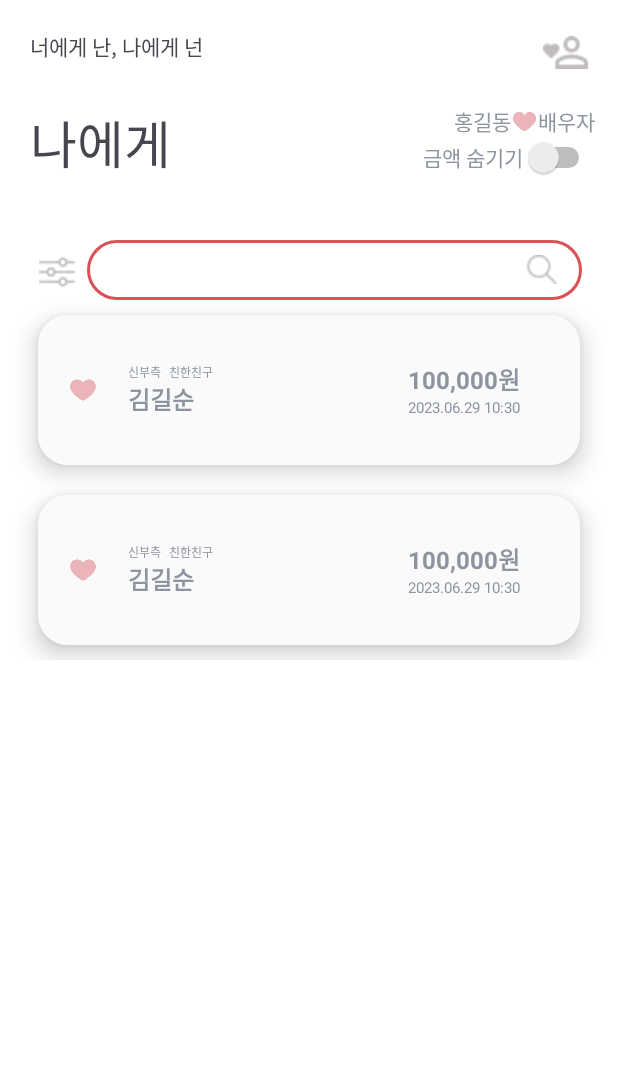
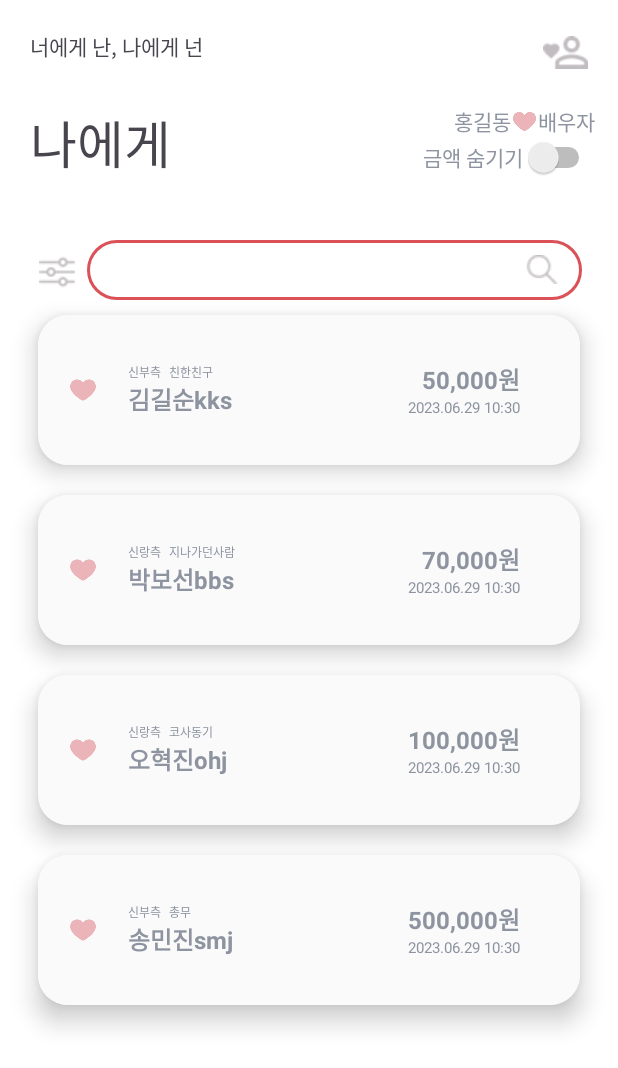
Before and after one commit to festal-kestrel/wedding-book-keeper-android, an Android app: the CoupleMainActivity screen opened directly, with no data from a screen before it, on a phone screen of 412 x 824 dp. Shown: the top 1068 px of the screen. Run offline under Robolectric (Android 15) with nearby library versions, the phone set to English and light mode, and no system bars; our stand-ins replace data binding.

Commit message:
feat : 신랑신부 메인 검색 기능

```diff
--- a/app/src/main/java/com/example/wedding_book_keeper/presentation/view/donation/couple/CoupleMainActivity.kt
+++ b/app/src/main/java/com/example/wedding_book_keeper/presentation/view/donation/couple/CoupleMainActivity.kt
@@ -3,6 +3,8 @@ package com.example.wedding_book_keeper.presentation.view.donation.couple
 import android.content.Intent
 import android.os.Build
 import android.os.Bundle
+import android.text.Editable
+import android.text.TextWatcher
 import androidx.annotation.RequiresApi
 import androidx.recyclerview.widget.LinearLayoutManager
 import com.example.wedding_book_keeper.R
@@ -28,28 +30,45 @@ class CoupleMainActivity : BaseActivity<ActivityCoupleMainBinding>(R.layout.acti
     private fun initView() {
         val guestList = mutableListOf<GuestDonationInfo>()
 
+        val adapter = CoupleMainDonationAdapter(guestList)
         binding.rvGuestListByCouple.layoutManager =
             LinearLayoutManager(this, LinearLayoutManager.VERTICAL, false)
         binding.rvGuestListByCouple.setHasFixedSize(true)
-        binding.rvGuestListByCouple.adapter = CoupleMainDonationAdapter(guestList)
+        binding.rvGuestListByCouple.adapter = adapter
 
         // 샘플 데이터
         val newDonations = mutableListOf(
             GuestDonationInfo(
                 "신부측",
                 "친한친구",
-                "김길순",
+                "김길순kks",
+                50000,
+                LocalDateTime.now().format(DateTimeFormatter.ofPattern("yyyy.MM.dd HH:mm"))
+            ),
+            GuestDonationInfo(
+                "신랑측",
+                "지나가던사람",
+                "박보선bbs",
+                70000,
+                LocalDateTime.now().format(DateTimeFormatter.ofPattern("yyyy.MM.dd HH:mm"))
+            ),
+            GuestDonationInfo(
+                "신랑측",
+                "코사동기",
+                "오혁진ohj",
                 100000,
                 LocalDateTime.now().format(DateTimeFormatter.ofPattern("yyyy.MM.dd HH:mm"))
             ),
             GuestDonationInfo(
                 "신부측",
-                "친한친구",
-                "김길순",
-                100000,
+                "총무",
+                "송민진smj",
+                500000,
                 LocalDateTime.now().format(DateTimeFormatter.ofPattern("yyyy.MM.dd HH:mm"))
             )
         )
+
+        adapter.setItems(newDonations)
 
         CoupleMainDonationAdapter(guestList).setItems(newDonations)
 
@@ -57,8 +76,20 @@ class CoupleMainActivity : BaseActivity<ActivityCoupleMainBinding>(R.layout.acti
             /**
              * 스위치 금액 숨기기 이벤트 처리
              */
+
+
         }
+        binding.editText.addTextChangedListener(object : TextWatcher {
+            override fun afterTextChanged(s: Editable?) {
+                (binding.rvGuestListByCouple.adapter as CoupleMainDonationAdapter).filter(s.toString())
+            }
 
+            override fun beforeTextChanged(s: CharSequence?, start: Int, count: Int, after: Int) {
+            }
+
+            override fun onTextChanged(s: CharSequence?, start: Int, before: Int, count: Int) {
+            }
+        })
         binding.btnSide.setOnClickListener {
             fun onClick(l: Long) {
             }
--- a/app/src/main/java/com/example/wedding_book_keeper/presentation/view/donation/couple/CoupleMainDonationAdapter.kt
+++ b/app/src/main/java/com/example/wedding_book_keeper/presentation/view/donation/couple/CoupleMainDonationAdapter.kt
@@ -6,27 +6,32 @@ import android.view.ViewGroup
 import android.widget.TextView
 import androidx.recyclerview.widget.RecyclerView
 import com.example.wedding_book_keeper.R
+import com.example.wedding_book_keeper.presentation.view.donation.guest.GuestWeddingInfo
 
-class CoupleMainDonationAdapter(val guestList: MutableList<GuestDonationInfo>) :
+class CoupleMainDonationAdapter(var guestList: MutableList<GuestDonationInfo>) :
     RecyclerView.Adapter<CoupleMainDonationAdapter.CustomViewHolder>() {
+    private var filteredGuestList: MutableList<GuestDonationInfo> = guestList
+
     override fun onCreateViewHolder(parent: ViewGroup, viewType: Int): CustomViewHolder {
         val view =
             LayoutInflater.from(parent.context).inflate(R.layout.main_item_couple, parent, false)
         return CustomViewHolder(view)
     }
 
-    override fun getItemCount(): Int {
-        return guestList.size
-    }
 
     override fun onBindViewHolder(holder: CustomViewHolder, position: Int) {
-        val item = guestList[position]
+        val item = filteredGuestList[position]
         holder.side.text = item.side
         holder.relation.text = item.relation
         holder.guestName.text = item.guestName
         holder.amount.text = item.formattedAmount.toString()
         holder.donationDate.text = item.donationDate.toString()
     }
+
+    override fun getItemCount(): Int {
+        return filteredGuestList.size
+    }
+
 
     class CustomViewHolder(itemView: View) : RecyclerView.ViewHolder(itemView) {
         val side = itemView.findViewById<TextView>(R.id.txt_side)
@@ -36,8 +41,18 @@ class CoupleMainDonationAdapter(val guestList: MutableList<GuestDonationInfo>) :
         val donationDate = itemView.findViewById<TextView>(R.id.txt_donation_date)
     }
 
-    fun setItems(items: MutableList<GuestDonationInfo>) {
-        guestList.addAll(items)
+    fun setItems(items: List<GuestDonationInfo>) {
+        guestList = items.toMutableList()
+        filteredGuestList = items.toMutableList()
+        notifyDataSetChanged()
     }
 
+    fun filter(query: String) {
+        filteredGuestList = if (query.isEmpty()) {
+            guestList
+        } else {
+            guestList.filter { it.guestName.contains(query, true) }.toMutableList()
+        }
+        notifyDataSetChanged()
+    }
 }
--- a/app/src/main/java/com/example/wedding_book_keeper/presentation/view/donation/guest/GuestMainActivity.kt
+++ b/app/src/main/java/com/example/wedding_book_keeper/presentation/view/donation/guest/GuestMainActivity.kt
@@ -34,6 +34,7 @@ class GuestMainActivity : BaseActivity<ActivityGuestMainBinding>(R.layout.activi
         }
         initView()
 
+
         binding.txtSearch.addTextChangedListener(object : TextWatcher {
             override fun afterTextChanged(s: Editable?) {
                 (binding.rvWeddingList.adapter as GuestMainWeddingAdapter).filter(s.toString())
--- a/app/src/main/res/layout/activity_couple_main.xml
+++ b/app/src/main/res/layout/activity_couple_main.xml
@@ -134,7 +134,7 @@
     <androidx.recyclerview.widget.RecyclerView
       android:id="@+id/rv_guest_list_by_couple"
       android:layout_width="match_parent"
-      android:layout_height="wrap_content" />
+      android:layout_height="match_parent" />
 
   </LinearLayout>
 
```
